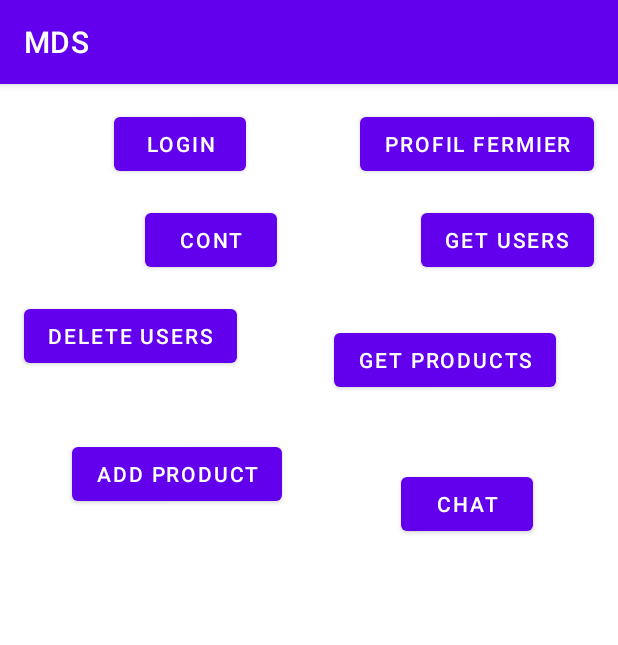
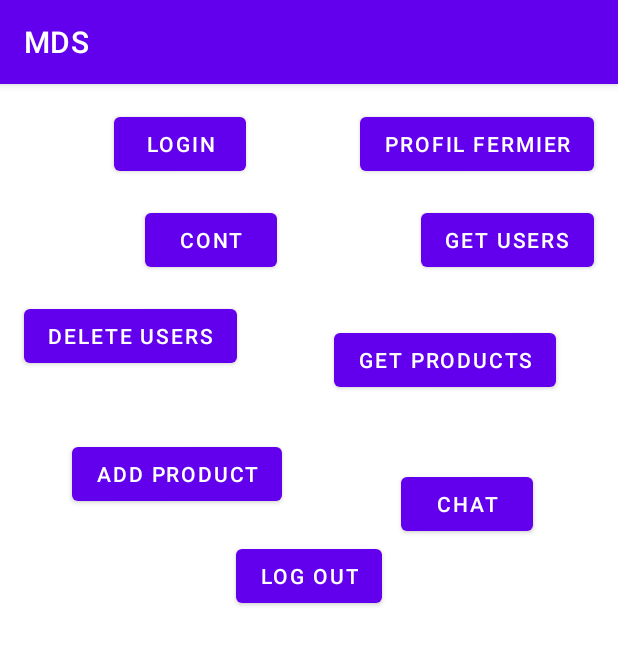
Before and after one commit to andreeamatei5810/Smart-Farmer, an Android app: the ClientEditProfile screen opened directly, with no data from a screen before it, after a tap on "GO BACK TO PROFILE", on a phone screen of 412 x 824 dp. Shown: the top 645 px of the screen. Run offline under Robolectric (Android 15) with nearby library versions, the phone set to English and light mode, and no system bars; 16 statements that could not run were skipped.

```diff
--- a/app/build.gradle
+++ b/app/build.gradle
@@ -35,6 +35,7 @@ dependencies {
     implementation 'androidx.constraintlayout:constraintlayout:2.0.4'
     implementation 'androidx.cardview:cardview:1.0.0'
     implementation 'androidx.legacy:legacy-support-v4:1.0.0'
+    implementation 'androidx.recyclerview:recyclerview:1.2.0'
     testImplementation 'junit:junit:4.+'
     androidTestImplementation 'androidx.test.ext:junit:1.1.2'
     androidTestImplementation 'androidx.test.espresso:espresso-core:3.3.0'
--- a/app/src/main/java/com/example/mds/ClientEditProfile.java
+++ b/app/src/main/java/com/example/mds/ClientEditProfile.java
@@ -27,8 +27,8 @@ public class ClientEditProfile extends AppCompatActivity {
         super.onCreate(savedInstanceState);
         setContentView(R.layout.activity_edit_profile);
         database = new DBHelper(this);
-        Intent pastIntent = getIntent();
-        String emailUser = pastIntent.getStringExtra("email");
+        SessionManagement sessionManagement = new SessionManagement(ClientEditProfile.this);
+        String emailUser = sessionManagement.getSession();
         ArrayList<String> str = database.getClientInfo(emailUser);
         emailText = findViewById(R.id.editEmail);
         passwordText = findViewById(R.id.editPassword);
@@ -91,7 +91,6 @@ public class ClientEditProfile extends AppCompatActivity {
         backButton.setOnClickListener(new View.OnClickListener() {
             public void onClick(View v) {
                 Intent i = new Intent(ClientEditProfile.this, ClientProfile.class);
-                i.putExtra("email", finalEmailUser);
                 startActivity(i);
             }
         });
--- a/app/src/main/java/com/example/mds/ClientProfile.java
+++ b/app/src/main/java/com/example/mds/ClientProfile.java
@@ -26,8 +26,8 @@ public class ClientProfile extends AppCompatActivity {
         super.onCreate(savedInstanceState);
         setContentView(R.layout.activity_client_profile);
         database = new DBHelper(this);
-        Intent pastIntent = getIntent();
-        String emailUser = pastIntent.getStringExtra("email");
+        SessionManagement sessionManagement = new SessionManagement(ClientProfile.this);
+        String emailUser = sessionManagement.getSession();
         if (emailUser == null) {
             Toast.makeText(getApplicationContext(), "No user logged in", Toast.LENGTH_SHORT).show();
             Intent i = new Intent(ClientProfile.this, MainActivity.class);
@@ -80,7 +80,6 @@ public class ClientProfile extends AppCompatActivity {
             editButton.setOnClickListener(new View.OnClickListener() {
                 public void onClick(View v) {
                     Intent i = new Intent(ClientProfile.this, ClientEditProfile.class);
-                    i.putExtra("email",emailUser);
                     startActivity(i);
                 }
             });
@@ -89,7 +88,6 @@ public class ClientProfile extends AppCompatActivity {
             backMain.setOnClickListener(new View.OnClickListener() {
                 public void onClick(View v) {
                     Intent i = new Intent(ClientProfile.this, MainActivity.class);
-                    i.putExtra("email",emailUser);
                     startActivity(i);
                 }
             });
--- a/app/src/main/java/com/example/mds/DBHelper.java
+++ b/app/src/main/java/com/example/mds/DBHelper.java
@@ -14,7 +14,7 @@ public class DBHelper extends SQLiteOpenHelper {
 
 
     public DBHelper(Context context) {
-        super(context, "Database.db", null, 1);
+        super(context, "Database6.db", null, 1);
     }
 
     @Override
@@ -22,7 +22,7 @@ public class DBHelper extends SQLiteOpenHelper {
         DB.execSQL("create Table Client(email TEXT primary key, " +
                 "password TEXT, username TEXT, phoneNumber TEXT, role TEXT, preferences TEXT, privacy TEXT)");
         DB.execSQL("create Table Product(name TEXT primary key, " +
-                "price INT,description TEXT)");
+                "price INT,description TEXT,farmer_id TEXT,foreign key (farmer_id) references Client(email))");
         DB.execSQL("create Table ChatMessage(idMessage INTEGER primary key AUTOINCREMENT, textMessage TEXT, " +
                 "timeMessage TEXT, emailSender TEXT, emailReceiver TEXT, readMessage TEXT)");
     }
@@ -161,12 +161,13 @@ public class DBHelper extends SQLiteOpenHelper {
 
     }
 
-    public boolean insertProduct(String name, int price, String description) {
+    public boolean insertProduct(String name, int price, String description, String farmerId) {
         SQLiteDatabase DB = this.getWritableDatabase();
         ContentValues contentValues = new ContentValues();
         contentValues.put("name", name);
         contentValues.put("price", price);
         contentValues.put("description", description);
+        contentValues.put("farmer_id", farmerId);
         long productAdded = DB.insert("Product", null, contentValues);
         return productAdded != -1;
 
--- a/app/src/main/java/com/example/mds/ProductActivity.java
+++ b/app/src/main/java/com/example/mds/ProductActivity.java
@@ -29,12 +29,14 @@ public class ProductActivity extends AppCompatActivity {
         prodPrice = (EditText) findViewById(R.id.editTextPrice);
         prodDescription = (EditText) findViewById(R.id.editTextDescription);
         addProduct = (Button) findViewById(R.id.confirm);
+        SessionManagement sessionManagement = new SessionManagement(ProductActivity.this);
+        String emailUser = sessionManagement.getSession();
 
         dbHelper = new DBHelper(this);
         addProduct.setOnClickListener(new View.OnClickListener() {
             @Override
             public void onClick(View v) {
-                check =  dbHelper.insertProduct(prodName.getText().toString(), Integer.parseInt(prodPrice.getText().toString()),prodDescription.getText().toString());
+                check =  dbHelper.insertProduct(prodName.getText().toString(), Integer.parseInt(prodPrice.getText().toString()),prodDescription.getText().toString(),emailUser);
 
                 if(check == true){
                     Toast.makeText(ProductActivity.this, "New Product Inserted", Toast.LENGTH_SHORT).show();
--- a/app/src/main/java/com/example/mds/ProductsFragment.java
+++ b/app/src/main/java/com/example/mds/ProductsFragment.java
@@ -3,6 +3,7 @@ package com.example.mds;
 import android.os.Bundle;
 
 import androidx.fragment.app.Fragment;
+import androidx.recyclerview.widget.RecyclerView;
 
 import android.view.LayoutInflater;
 import android.view.View;
--- /dev/null
+++ b/app/src/main/java/com/example/mds/SessionManagement.java
@@ -0,0 +1,30 @@
+package com.example.mds;
+
+import android.content.Context;
+import android.content.SharedPreferences;
+
+public class SessionManagement {
+    SharedPreferences sharedPreferences;
+    SharedPreferences.Editor editor;
+    String SHARED_PREF_NAME = "session";
+    String SESSION_KEY = "session_user";
+
+    public SessionManagement(Context context){
+        sharedPreferences = context.getSharedPreferences(SHARED_PREF_NAME,Context.MODE_PRIVATE);
+        editor = sharedPreferences.edit();
+    }
+
+    public void saveSession(User user){
+        String email = user.getEmail();
+        editor.putString(SESSION_KEY,email).commit();
+    }
+
+    public String getSession(){
+        return sharedPreferences.getString(SESSION_KEY,null);
+    }
+
+    public void removeSession(){
+        editor.putString(SESSION_KEY,null).commit();
+    }
+
+}
--- a/app/src/main/res/layout/activity_main.xml
+++ b/app/src/main/res/layout/activity_main.xml
@@ -80,11 +80,24 @@
         android:text="@string/add_product"
         app:layout_constraintStart_toStartOf="parent"
         app:layout_constraintTop_toBottomOf="@+id/buttonDeleteUsers" />
+
     <Button
-            android:text="@string/chat"
-            android:layout_width="wrap_content"
-            android:layout_height="wrap_content" android:id="@+id/contacts"
-            android:layout_marginStart="79dp" app:layout_constraintStart_toEndOf="@+id/buttonAddProduct"
-            android:layout_marginTop="48dp" app:layout_constraintTop_toBottomOf="@+id/buttonGetProducts"/>
+        android:id="@+id/contacts"
+        android:layout_width="wrap_content"
+        android:layout_height="wrap_content"
+        android:layout_marginStart="79dp"
+        android:layout_marginTop="48dp"
+        android:text="@string/chat"
+        app:layout_constraintStart_toEndOf="@+id/buttonAddProduct"
+        app:layout_constraintTop_toBottomOf="@+id/buttonGetProducts" />
+
+    <Button
+        android:id="@+id/buttonLogout"
+        android:layout_width="wrap_content"
+        android:layout_height="wrap_content"
+        android:text="LOG OUT"
+        app:layout_constraintEnd_toEndOf="parent"
+        app:layout_constraintStart_toStartOf="parent"
+        app:layout_constraintTop_toBottomOf="@+id/contacts" />
 
 </androidx.constraintlayout.widget.ConstraintLayout>
```
Also changed, not shown: app/src/main/AndroidManifest.xml (+7 -7 lines), app/src/main/java/com/example/mds/FarmerProfileActivity.java (+4 -5 lines), app/src/main/java/com/example/mds/LoginActivity.java (+14 -0 lines), app/src/main/java/com/example/mds/MainActivity.java (+13 -15 lines), app/src/main/java/com/example/mds/RegisterActivity.java (+8 -2 lines), app/src/main/java/com/example/mds/User.java (added, +20 -0 lines), app/src/main/res/layout/fragment_products.xml (+6 -5 lines).
